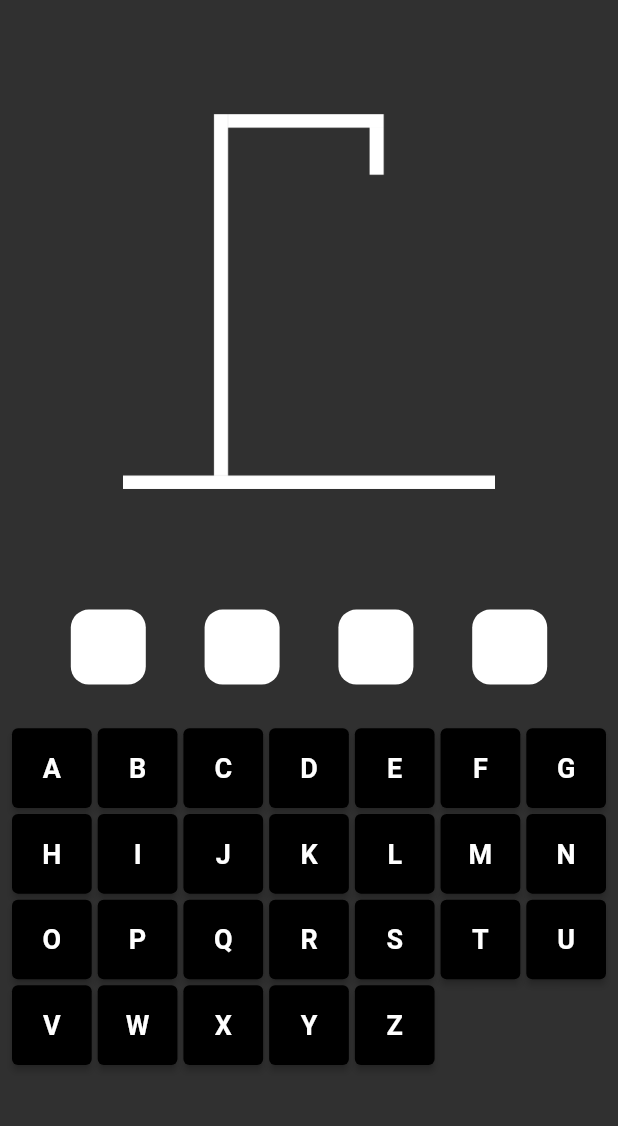
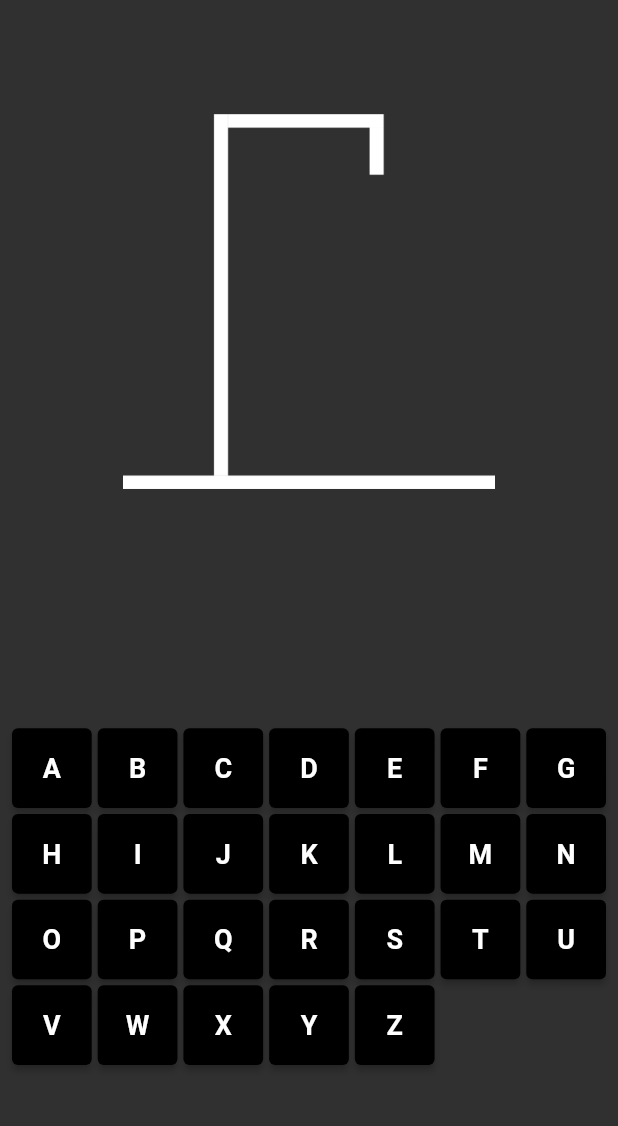
Before and after one commit to RJ2607/hangman, a Flutter app: the screen it shows after launch, after a tap on "PLAY", on a phone screen of 412 x 824 dp, the part 59-1185 px from its top. Run offline on Flutter 3.47's test engine with Material 2 defaults, Android fonts, the phone set to English and light mode, and no system bars.

Commit message:
some changes

```diff
--- a/lib/game_screen.dart
+++ b/lib/game_screen.dart
@@ -12,8 +12,8 @@ String generateRandomStringFromList(List<String> list) {
   return list[index];
 }
 
-final list = ['John', 'Mary', 'Peter'];
-final word = generateRandomStringFromList(list).toUpperCase();
+var word = '';
+//final word = generateRandomStringFromList(list).toUpperCase();
 
 class Gamescreens extends StatefulWidget {
   const Gamescreens({super.key});
@@ -39,7 +39,7 @@ class _GamescreensState extends State<Gamescreens> {
           actions: <Widget>[
             IconButton(
                 onPressed: () {
-                  final word = generateRandomStringFromList(list).toUpperCase();
+                  // word = generateRandomStringFromList(list).toUpperCase();
                 },
                 icon: Icon(Icons.refresh)),
             IconButton(onPressed: () {}, icon: Icon(Icons.info))
--- a/lib/home_screen.dart
+++ b/lib/home_screen.dart
@@ -11,6 +11,7 @@ class homeScreen extends StatefulWidget {
   State<homeScreen> createState() => _homeScreenState();
 }
 
+var guess_word = '';
 var a = 0;
 
 class _homeScreenState extends State<homeScreen> {
@@ -59,6 +60,9 @@ class _homeScreenState extends State<homeScreen> {
                       width: 150,
                       child: ElevatedButton(
                         onPressed: () {
+                          final list = ['John', 'Mary', 'Peter'];
+                          guess_word =
+                              generateRandomStringFromList(list).toUpperCase();
                           final word = Navigator.push(
                               context,
                               MaterialPageRoute(
```
